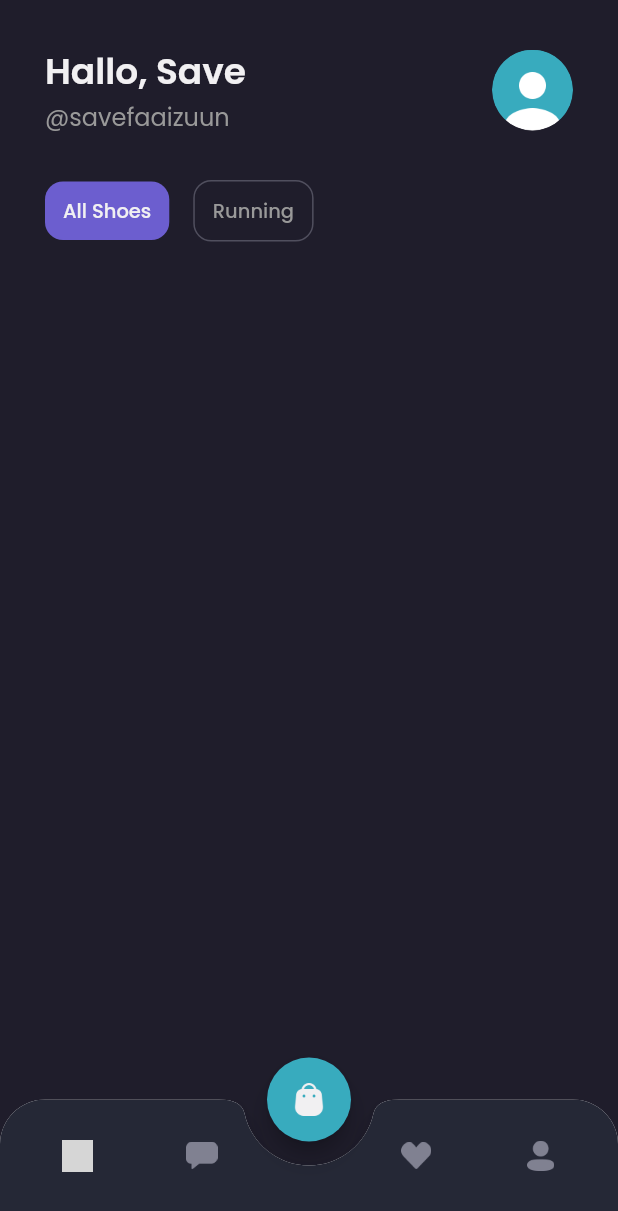
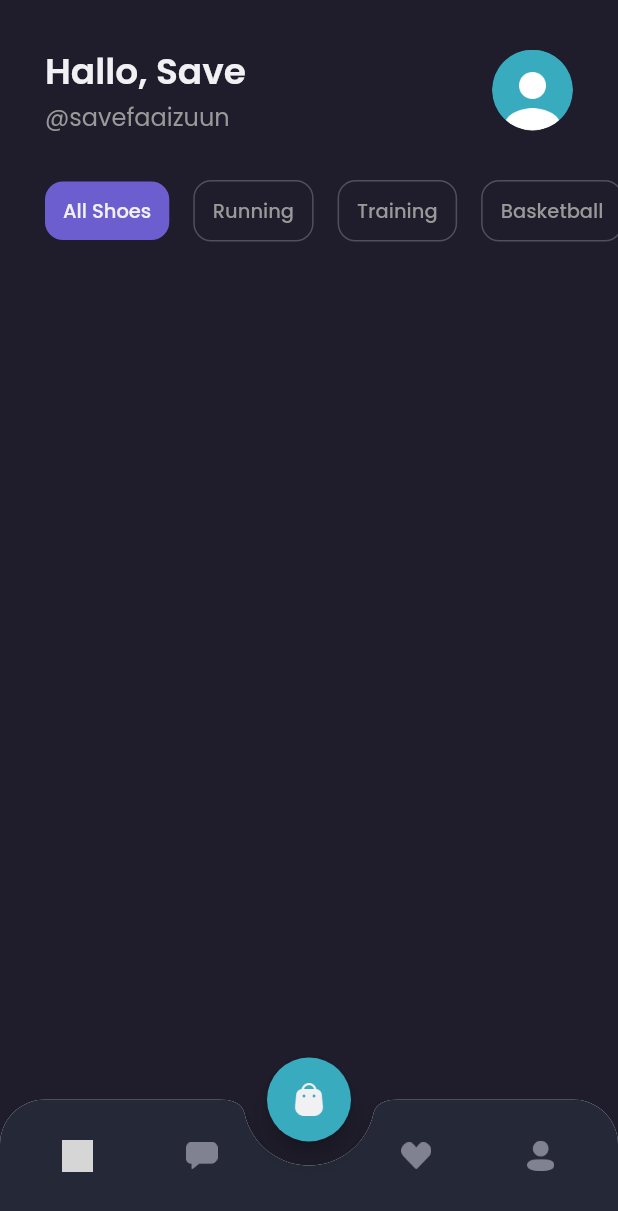
Before and after one commit to AsepCahyudin/saveshamo, a Flutter app: the MainPage screen opened by its route, on a phone screen of 412 x 824 dp. Shown: the top 1211 px of the screen. Run offline on Flutter 3.47's test engine with Material 2 defaults, Android fonts, the light colour scheme and no system bars; our stand-ins replace google_fonts; grey boxes are pictures that could not be loaded.

Commit message:
scroll icon

```diff
--- a/lib/pages/home/home_page.dart
+++ b/lib/pages/home/home_page.dart
@@ -53,6 +53,8 @@ class HomePage extends StatelessWidget {
         margin: EdgeInsets.only(
           top: defaultMargin,
         ),
+        child: SingleChildScrollView(
+          scrollDirection: Axis.horizontal,
           child: Row(
             children: [
               SizedBox(
@@ -91,7 +93,62 @@ class HomePage extends StatelessWidget {
                   ),
                 ),
               ),
+              Container(
+                padding: EdgeInsets.symmetric(horizontal: 12, vertical: 10),
+                margin: EdgeInsets.only(right: 16),
+                decoration: BoxDecoration(
+                  borderRadius: BorderRadius.circular(12),
+                  border: Border.all(
+                    color: subtitleColor,
+                  ),
+                  color: transparentColor,
+                ),
+                child: Text(
+                  'Training',
+                  style: subtitleTextStyle.copyWith(
+                    fontSize: 13,
+                    fontWeight: medium,
+                  ),
+                ),
+              ),
+              Container(
+                padding: EdgeInsets.symmetric(horizontal: 12, vertical: 10),
+                margin: EdgeInsets.only(right: 16),
+                decoration: BoxDecoration(
+                  borderRadius: BorderRadius.circular(12),
+                  border: Border.all(
+                    color: subtitleColor,
+                  ),
+                  color: transparentColor,
+                ),
+                child: Text(
+                  'Basketball',
+                  style: subtitleTextStyle.copyWith(
+                    fontSize: 13,
+                    fontWeight: medium,
+                  ),
+                ),
+              ),
+              Container(
+                padding: EdgeInsets.symmetric(horizontal: 12, vertical: 10),
+                margin: EdgeInsets.only(right: 16),
+                decoration: BoxDecoration(
+                  borderRadius: BorderRadius.circular(12),
+                  border: Border.all(
+                    color: subtitleColor,
+                  ),
+                  color: transparentColor,
+                ),
+                child: Text(
+                  'Hiking',
+                  style: subtitleTextStyle.copyWith(
+                    fontSize: 13,
+                    fontWeight: medium,
+                  ),
+                ),
+              ),
             ],
+          ),
         ),
       );
     }
--- a/lib/pages/home/main_page.dart
+++ b/lib/pages/home/main_page.dart
@@ -27,7 +27,8 @@ class _MainPageState extends State<MainPage> {
     }
 
     Widget customBottomnNav() {
-      return ClipRRect(
+      return Container(
+        child: ClipRRect(
           borderRadius: BorderRadius.vertical(
             top: Radius.circular(30),
           ),
@@ -52,8 +53,9 @@ class _MainPageState extends State<MainPage> {
                       child: Image.asset(
                         'assets/Home.png',
                         width: 21,
-                      color:
-                          currentIndex == 0 ? primaryColor : Color(0xff808191),
+                        color: currentIndex == 0
+                            ? primaryColor
+                            : Color(0xff808191),
                       ),
                     ),
                     label: '',
@@ -64,8 +66,9 @@ class _MainPageState extends State<MainPage> {
                       child: Image.asset(
                         'assets/Chat_Icon.png',
                         width: 21,
-                      color:
-                          currentIndex == 1 ? primaryColor : Color(0xff808191),
+                        color: currentIndex == 1
+                            ? primaryColor
+                            : Color(0xff808191),
                       ),
                     ),
                     label: '',
@@ -76,8 +79,9 @@ class _MainPageState extends State<MainPage> {
                       child: Image.asset(
                         'assets/Favorite_Icon.png',
                         width: 20,
-                      color:
-                          currentIndex == 2 ? primaryColor : Color(0xff808191),
+                        color: currentIndex == 2
+                            ? primaryColor
+                            : Color(0xff808191),
                       ),
                     ),
                     label: '',
@@ -88,13 +92,15 @@ class _MainPageState extends State<MainPage> {
                       child: Image.asset(
                         'assets/Profile.png',
                         width: 18,
-                      color:
-                          currentIndex == 3 ? primaryColor : Color(0xff808191),
+                        color: currentIndex == 3
+                            ? primaryColor
+                            : Color(0xff808191),
                       ),
                     ),
                     label: '',
                   ),
                 ]),
+          ),
         ),
       );
     }
```
Lines whose indentation alone changed are shown as unchanged.
